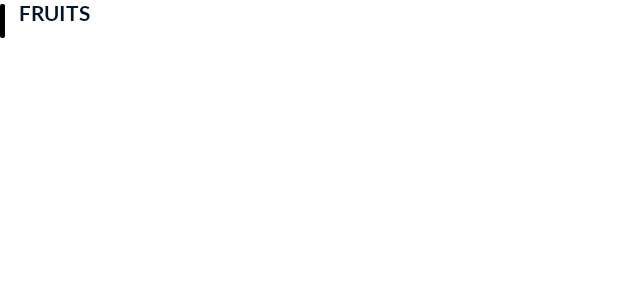
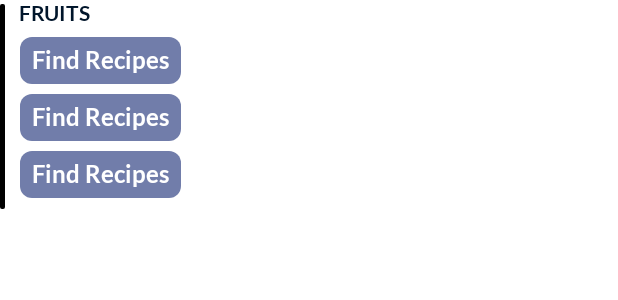
Before and after one commit to raulroy45/cse403-reverse-recipes, an Android app: the layout list_item_ingredient_category_list.xml on its own in the app's theme, with its tools: preview values and no code run, on a phone screen of 412 x 824 dp. Shown: the top 300 px of the screen. Run offline under Robolectric (Android 15) with nearby library versions, the phone set to English and light mode, and no system bars.

Commit message:
Refactor pantry list layout names and add layouts to previews in fragment_pantry.

```diff
--- a/app/app/src/main/res/layout/fragment_pantry.xml
+++ b/app/app/src/main/res/layout/fragment_pantry.xml
@@ -59,6 +59,7 @@
         app:layout_constraintBottom_toTopOf="@+id/recipe_search_button"
         app:layout_constraintEnd_toEndOf="parent"
         app:layout_constraintStart_toStartOf="parent"
-        app:layout_constraintTop_toBottomOf="@+id/ingredient_search_button" />
+        app:layout_constraintTop_toBottomOf="@+id/ingredient_search_button"
+        tools:listitem="@layout/list_item_ingredient_category_list" />
 
 </androidx.constraintlayout.widget.ConstraintLayout>
--- a/app/app/src/main/res/layout/list_item_pantry_ingredient_list.xml
+++ b/app/app/src/main/res/layout/list_item_ingredient_category_list.xml
@@ -32,5 +32,6 @@
         android:layout_below="@id/pantry_ingredient_list_item_title"
         android:layout_marginStart="6.5dp"
         android:layout_marginTop="4dp"
-        android:layout_toEndOf="@id/pantry_ingredient_list_item_divider" />
+        android:layout_toEndOf="@id/pantry_ingredient_list_item_divider"
+        tools:listitem="@layout/list_item_ingredient_category_ingredient_list" />
 </RelativeLayout>
```
Also changed, not shown: app/app/src/main/res/layout/list_item_ingredient_category_ingredient_list.xml (renamed from app/app/src/main/res/layout/list_item_pantry_ingredient_category_list.xml).
